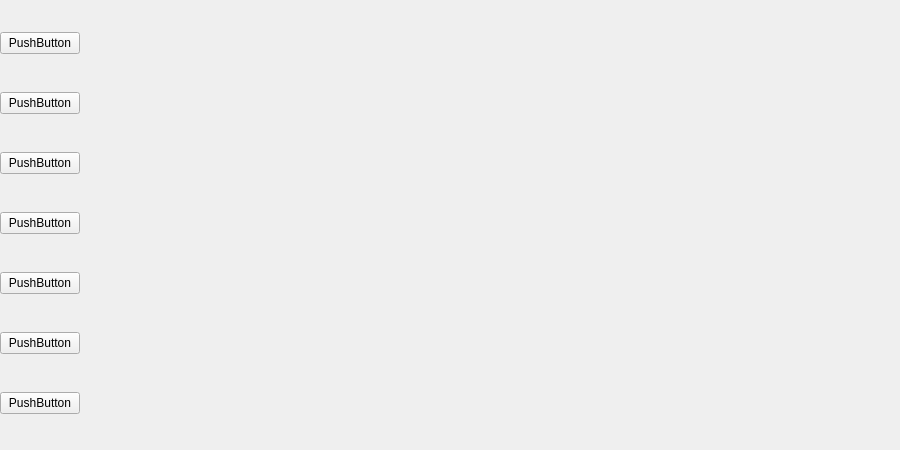
This is HazardShieldUI/mainwindow.ui in xqrzd/HazardShield as Qt 5 draws it before an edit. The edited form follows.
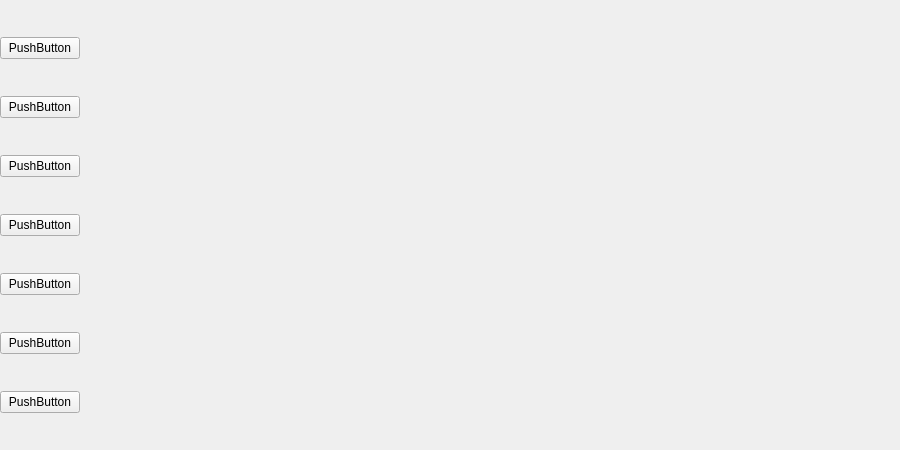
This is the edited form.

Commit message: remove spacing between tab buttons

Patch:
```diff
--- a/HazardShieldUI/mainwindow.ui
+++ b/HazardShieldUI/mainwindow.ui
@@ -38,6 +38,9 @@
     </property>
     <item row="0" column="0">
      <layout class="QVBoxLayout" name="verticalLayout">
+      <property name="spacing">
+       <number>0</number>
+      </property>
       <item>
        <widget class="QPushButton" name="pushButton">
         <property name="text">
```
